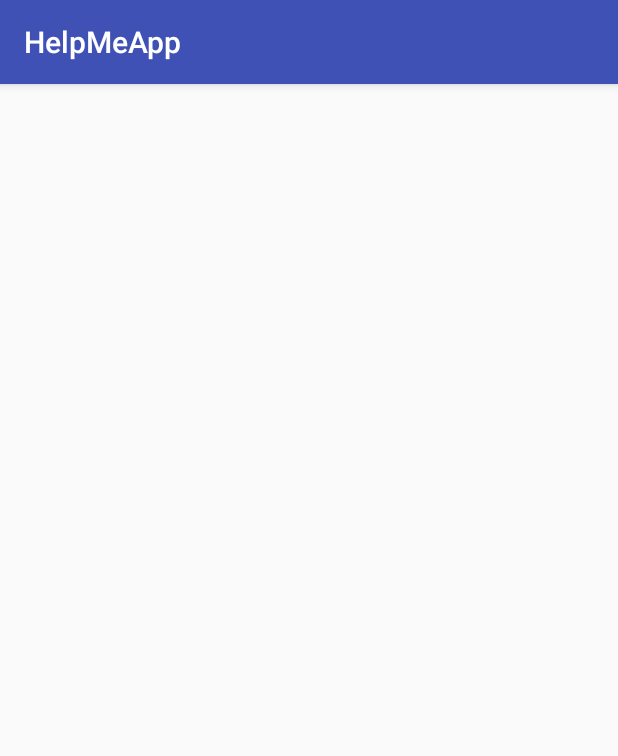
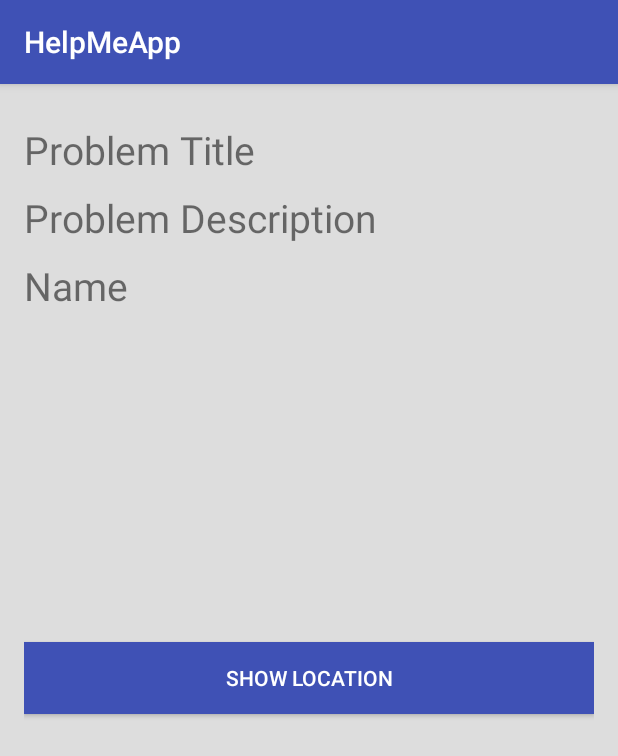
Before and after one commit to prisas/HelpMeApp, an Android app: the ProblemDetailsActivity screen opened directly, with no data from a screen before it, on a phone screen of 412 x 824 dp. Shown: the top 756 px of the screen. Run offline under Robolectric (Android 15) with nearby library versions, the phone set to English and light mode, and no system bars.

Commit message:
Problem Details Layout Finished

```diff
--- a/App/app/src/main/res/layout/activity_create_problem.xml
+++ b/App/app/src/main/res/layout/activity_create_problem.xml
@@ -8,6 +8,7 @@
     android:paddingLeft="@dimen/activity_horizontal_margin"
     android:paddingRight="@dimen/activity_horizontal_margin"
     android:paddingTop="@dimen/activity_vertical_margin"
+    android:background="@color/grey"
     tools:context=".CreateProblemActivity">
 
     <EditText
--- a/App/app/src/main/res/layout/activity_problem_details.xml
+++ b/App/app/src/main/res/layout/activity_problem_details.xml
@@ -1,12 +1,58 @@
 <?xml version="1.0" encoding="utf-8"?>
-<RelativeLayout xmlns:android="http://schemas.android.com/apk/res/android"
+<LinearLayout xmlns:android="http://schemas.android.com/apk/res/android"
     xmlns:tools="http://schemas.android.com/tools"
     android:layout_width="match_parent"
     android:layout_height="match_parent"
+    android:orientation="vertical"
     android:paddingBottom="@dimen/activity_vertical_margin"
     android:paddingLeft="@dimen/activity_horizontal_margin"
     android:paddingRight="@dimen/activity_horizontal_margin"
     android:paddingTop="@dimen/activity_vertical_margin"
+    android:background="@color/grey"
     tools:context="com.helpmeapp.gtbcn.helpmeapp.ProblemDetailsActivity">
 
-</RelativeLayout>
+    <TextView
+        android:layout_width="match_parent"
+        android:layout_height="wrap_content"
+        android:layout_marginTop="10dp"
+        android:text="Problem Title"
+        android:textSize="26dp"
+        android:id="@+id/detailsProblemTitle"
+        android:layout_gravity="center_horizontal" />
+
+    <TextView
+        android:layout_width="match_parent"
+        android:layout_height="wrap_content"
+        android:layout_marginTop="10dp"
+        android:text="Problem Description"
+        android:textSize="26dp"
+        android:id="@+id/detailsProblemDescription"
+        android:layout_gravity="center_horizontal" />
+
+    <TextView
+        android:layout_width="match_parent"
+        android:layout_height="wrap_content"
+        android:layout_marginTop="10dp"
+        android:text="Name"
+        android:textSize="26dp"
+        android:id="@+id/detailsName"
+        android:layout_gravity="center_horizontal" />
+
+    <ImageView
+        android:layout_width="330dp"
+        android:layout_height="200dp"
+        android:layout_marginTop="10dp"
+        android:id="@+id/problemImage"
+        android:visibility="invisible"
+        android:layout_gravity="center_horizontal" />
+
+    <Button
+        android:layout_width="match_parent"
+        android:layout_height="wrap_content"
+        android:layout_marginTop="10dp"
+        android:text="Show Location"
+        android:background="@color/colorPrimary"
+        android:textColor="@color/white"
+        android:id="@+id/showLocationButton"
+        android:layout_gravity="center_horizontal" />
+</LinearLayout>
--- a/App/app/src/main/res/layout/activity_problem_list.xml
+++ b/App/app/src/main/res/layout/activity_problem_list.xml
@@ -29,7 +29,8 @@
                 android:text="Title1"
                 android:gravity="center"
                 android:textSize="26dp"
-                android:id="@+id/problemTitle1" />
+                android:id="@+id/problemTitle1"
+                android:editable="false" />
 
             <TextView
                 android:layout_width="match_parent"
```
